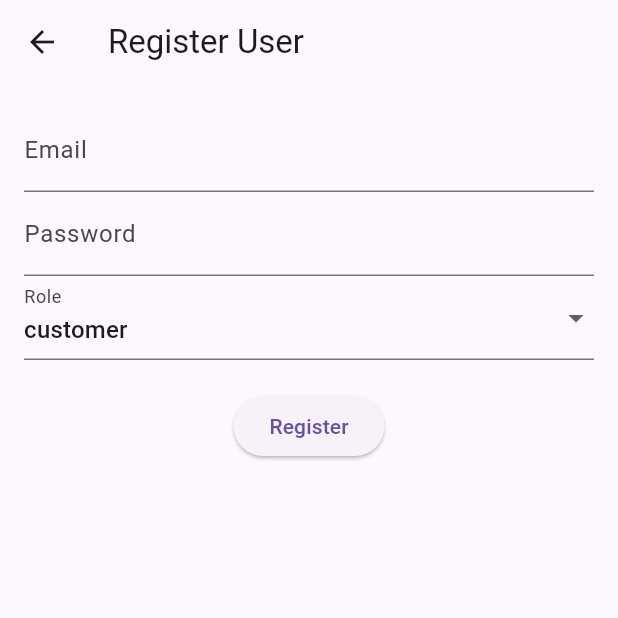
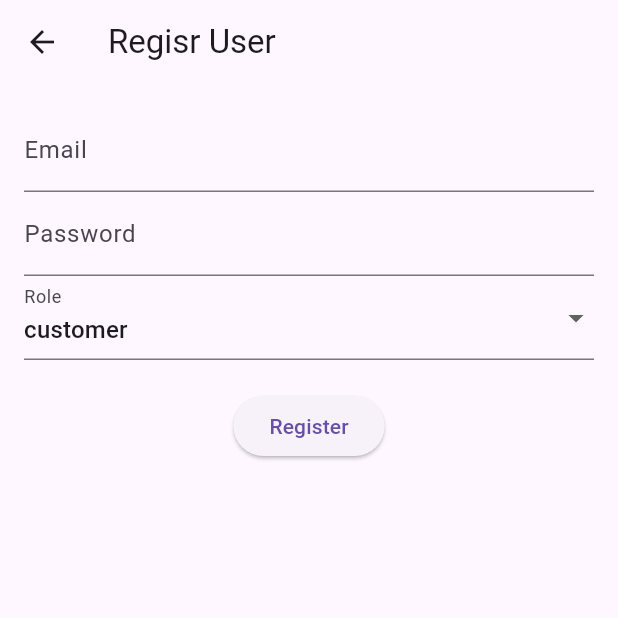
Before and after one commit to nanduvbabu/FlutterFIrebase, a Flutter app: the RegisterPage screen opened by its route, on a phone screen of 412 x 824 dp, the top half of it. Run offline on Flutter 3.47's test engine with Material 3 defaults, Android fonts, the phone set to English and light mode, and no system bars; our stand-ins replace cloud_firestore, firebase_auth, firebase_core, get_it, local_auth; accounts and stored records are empty.

Commit message:
register change

```diff
--- a/lib/pages/authentication/register.dart
+++ b/lib/pages/authentication/register.dart
@@ -42,7 +42,7 @@ class _RegisterPageState extends State<RegisterPage> {
   @override
   Widget build(BuildContext context) {
     return Scaffold(
-      appBar: AppBar(title: Text('Register User')),
+      appBar: AppBar(title: Text('Regisr User')),
       body: Padding(
         padding: const EdgeInsets.all(16),
         child: Column(
```
